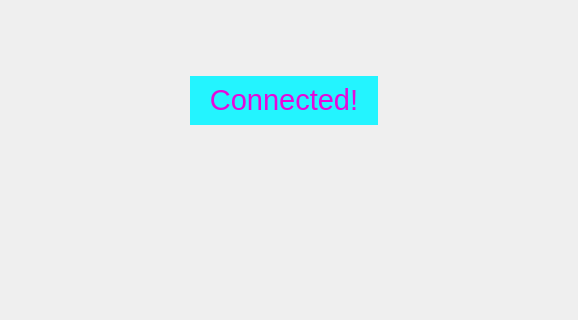
This is Server/mainwindow.ui in Amirmahdi-AM/Plants-VS-Zombies as Qt 5 draws it before an edit; both pictures show x 100 to 678 and y 84 to 404 of the 796 by 632 pixel window. The edited form follows.
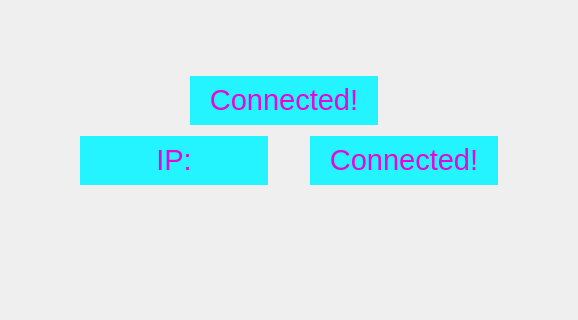
This is the edited form. The open tabs and pages were chosen to show the change.

```diff
--- a/Server/mainwindow.ui
+++ b/Server/mainwindow.ui
@@ -117,6 +117,40 @@
        <string>&lt;html&gt;&lt;head/&gt;&lt;body&gt;&lt;p align=&quot;center&quot;&gt;&lt;span style=&quot; font-size:22pt; color:#e607db;&quot;&gt;Connected!&lt;/span&gt;&lt;/p&gt;&lt;/body&gt;&lt;/html&gt;</string>
       </property>
      </widget>
+     <widget class="QLabel" name="connectedLabel_3">
+      <property name="geometry">
+       <rect>
+        <x>410</x>
+        <y>220</y>
+        <width>188</width>
+        <height>49</height>
+       </rect>
+      </property>
+      <property name="styleSheet">
+       <string notr="true">background-color: rgb(35, 244, 255);
+</string>
+      </property>
+      <property name="text">
+       <string>&lt;html&gt;&lt;head/&gt;&lt;body&gt;&lt;p align=&quot;center&quot;&gt;&lt;span style=&quot; font-size:22pt; color:#e607db;&quot;&gt;Connected!&lt;/span&gt;&lt;/p&gt;&lt;/body&gt;&lt;/html&gt;</string>
+      </property>
+     </widget>
+     <widget class="QLabel" name="connectedLabel_4">
+      <property name="geometry">
+       <rect>
+        <x>180</x>
+        <y>220</y>
+        <width>188</width>
+        <height>49</height>
+       </rect>
+      </property>
+      <property name="styleSheet">
+       <string notr="true">background-color: rgb(35, 244, 255);
+</string>
+      </property>
+      <property name="text">
+       <string>&lt;html&gt;&lt;head/&gt;&lt;body&gt;&lt;p align=&quot;center&quot;&gt;&lt;span style=&quot; font-size:22pt; color:#e607db;&quot;&gt;IP:&lt;/span&gt;&lt;/p&gt;&lt;/body&gt;&lt;/html&gt;</string>
+      </property>
+     </widget>
     </widget>
    </widget>
   </widget>
```
Left out of the diff: 4 changed lines with no effect on the pictures.
